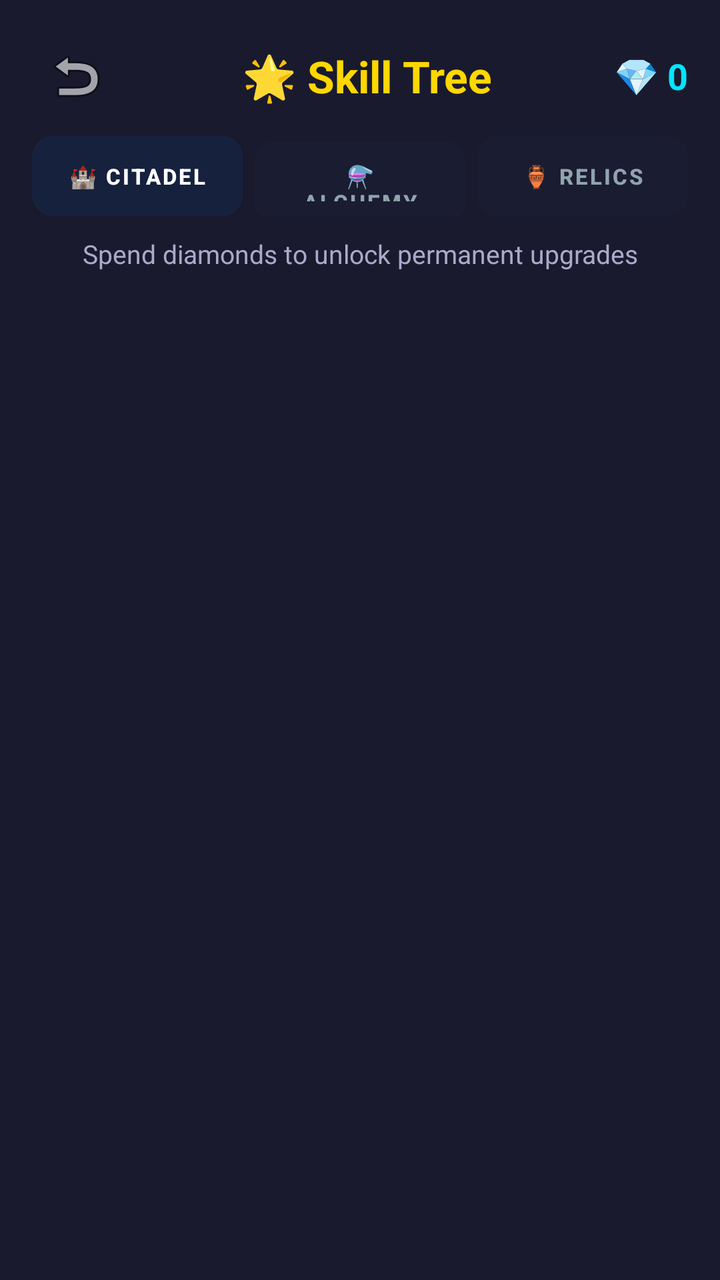
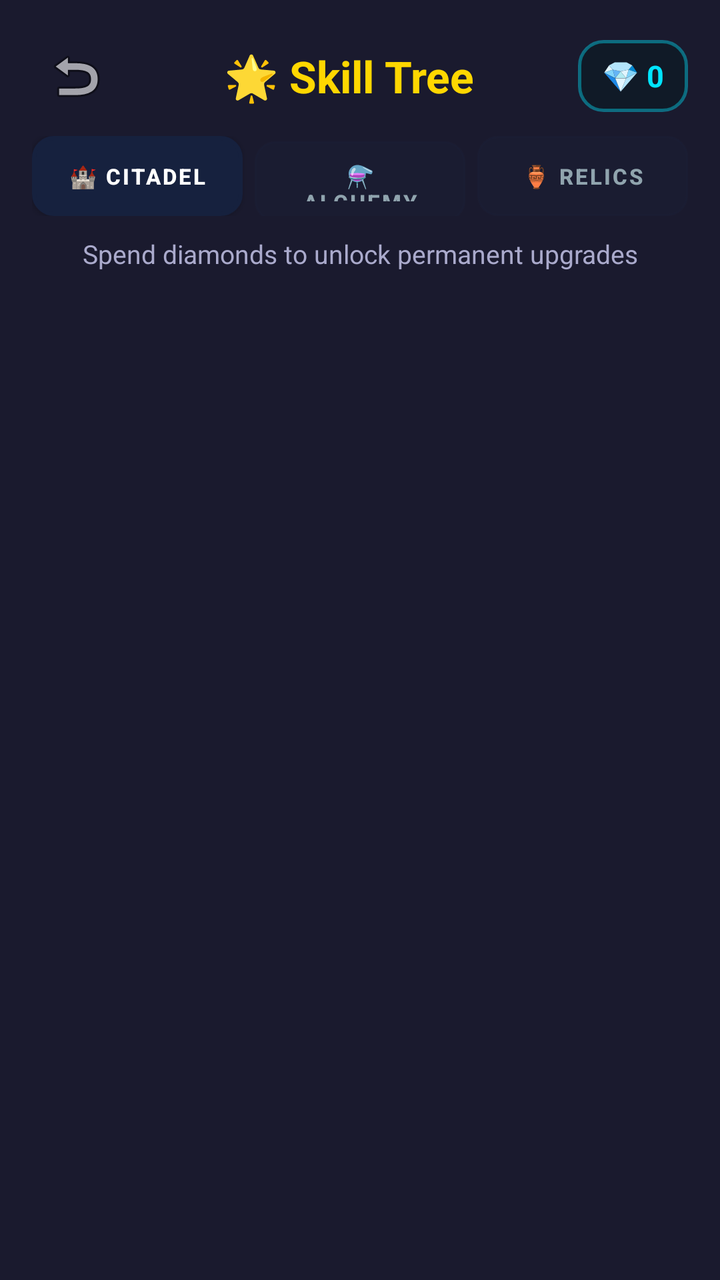

Two renders of the same Android screen: before a commit and after it. Below are the layout's source before the change and the commit's diff.
<!-- AndroidManifest.xml: application theme Theme.MyApp -->
<!-- res/layout/activity_skill_tree.xml -->
<?xml version="1.0" encoding="utf-8"?>
<LinearLayout
    xmlns:android="http://schemas.android.com/apk/res/android"
    android:layout_width="match_parent"
    android:layout_height="match_parent"
    android:orientation="vertical"
    android:background="@color/bg_dark"
    android:padding="16dp">

    
    <LinearLayout
        android:layout_width="match_parent"
        android:layout_height="wrap_content"
        android:orientation="horizontal"
        android:gravity="center_vertical"
        android:layout_marginBottom="8dp">

        <ImageButton
            android:id="@+id/btn_back"
            android:layout_width="44dp"
            android:layout_height="44dp"
            android:src="@android:drawable/ic_menu_revert"
            android:background="?attr/selectableItemBackgroundBorderless"
            android:contentDescription="@string/back" />

        <TextView
            android:id="@+id/text_header_title"
            android:layout_width="0dp"
            android:layout_height="wrap_content"
            android:layout_weight="1"
            android:text="@string/skill_tree_title"
            android:textColor="@color/gold"
            android:textSize="22sp"
            android:textStyle="bold"
            android:gravity="center" />

        
        <TextView
            android:id="@+id/text_diamonds"
            android:layout_width="wrap_content"
            android:layout_height="wrap_content"
            android:text="💎 0"
            android:textColor="#00E5FF"
            android:textSize="18sp"
            android:textStyle="bold" />
    </LinearLayout>

    
    <LinearLayout
        android:layout_width="match_parent"
        android:layout_height="wrap_content"
        android:orientation="horizontal"
        android:layout_marginBottom="10dp">

        <Button
            android:id="@+id/btn_tab_skills"
            android:layout_width="0dp"
            android:layout_height="40dp"
            android:layout_weight="1"
            android:text="🏰 Citadel"
            android:textSize="11sp"
            android:textStyle="bold"
            android:textColor="#FFFFFF"
            android:background="@drawable/bg_tab_active"
            android:layout_marginEnd="4dp" />

        <Button
            android:id="@+id/btn_tab_alchemy"
            android:layout_width="0dp"
            android:layout_height="40dp"
            android:layout_weight="1"
            android:text="⚗️ Alchemy"
            android:textSize="11sp"
            android:textStyle="bold"
            android:textColor="#90A4AE"
            android:background="@drawable/bg_tab_inactive"
            android:layout_marginStart="2dp"
            android:layout_marginEnd="2dp" />

        <Button
            android:id="@+id/btn_tab_relics"
            android:layout_width="0dp"
            android:layout_height="40dp"
            android:layout_weight="1"
            android:text="🏺 Relics"
            android:textSize="11sp"
            android:textStyle="bold"
            android:textColor="#90A4AE"
            android:background="@drawable/bg_tab_inactive"
            android:layout_marginStart="4dp" />
    </LinearLayout>

    <TextView
        android:id="@+id/text_subtitle"
        android:layout_width="match_parent"
        android:layout_height="wrap_content"
        android:text="@string/skill_tree_subtitle"
        android:textColor="@color/text_secondary"
        android:textSize="13sp"
        android:gravity="center"
        android:layout_marginBottom="12dp" />

    
    <ScrollView
        android:layout_width="match_parent"
        android:layout_height="0dp"
        android:layout_weight="1"
        android:fadeScrollbars="true">

        <LinearLayout
            android:id="@+id/skill_container"
            android:layout_width="match_parent"
            android:layout_height="wrap_content"
            android:orientation="vertical" />
    </ScrollView>

</LinearLayout>
<!-- resources referenced by this layout -->
<resources>
  <color name="bg_dark">#FF1A1A2E</color>
  <color name="gold">#FFFFD700</color>
  <color name="text_secondary">#FFAAAACC</color>
  <!-- drawable bg_tab_active (drawable) -->
  ﻿<?xml version="1.0" encoding="utf-8"?>
  <shape xmlns:android="http://schemas.android.com/apk/res/android"
      android:shape="rectangle">
      <gradient
          android:angle="270"
          android:startColor="@color/btn_primary"
          android:endColor="@color/btn_primary_dark" />
      <corners android:radius="10dp" />
  </shape>
  <!-- drawable bg_tab_inactive (drawable) -->
  ﻿<?xml version="1.0" encoding="utf-8"?>
  <ripple xmlns:android="http://schemas.android.com/apk/res/android"
      android:color="@color/ripple_light">
      <item>
          <shape android:shape="rectangle">
              <solid android:color="#20FFFFFF" />
              <corners android:radius="10dp" />
              <stroke android:width="1dp" android:color="#33FFFFFF" />
          </shape>
      </item>
  </ripple>
  <string name="back">Back</string>
  <string name="skill_tree_subtitle">Spend diamonds to unlock permanent upgrades</string>
  <string name="skill_tree_title">🌟 Skill Tree</string>
  <style name="Theme.MyApp" parent="Theme.MaterialComponents.DayNight.NoActionBar">
          <item name="colorPrimary">@color/bg_header</item>
          <item name="colorPrimaryVariant">@color/bg_dark</item>
          <item name="colorOnPrimary">@color/gold</item>
          <item name="colorSecondary">@color/gold</item>
          <item name="colorSecondaryVariant">@color/gold</item>
          <item name="colorOnSecondary">@color/bg_dark</item>
          <item name="android:statusBarColor">@color/bg_header</item>
          <item name="android:navigationBarColor">@color/bg_dark</item>
          <item name="android:windowBackground">@color/bg_dark</item>
      </style>
  <color name="btn_primary">#FF9800</color>
  <color name="btn_primary_dark">#E65100</color>
  <color name="ripple_light">#33FFFFFF</color>
  <color name="bg_header">#FF16213E</color>
</resources>

<!-- the commit's change to res/layout/activity_skill_tree.xml (unified diff, before → after) -->
@@ -35,14 +35,22 @@
             android:gravity="center" />
 
         
-        <TextView
-            android:id="@+id/text_diamonds"
+        <LinearLayout
             android:layout_width="wrap_content"
-            android:layout_height="wrap_content"
-            android:text="💎 0"
-            android:textColor="#00E5FF"
-            android:textSize="18sp"
-            android:textStyle="bold" />
+            android:layout_height="36dp"
+            android:orientation="horizontal"
+            android:gravity="center_vertical"
+            android:background="@drawable/bg_hud_chip_diamond"
+            android:paddingHorizontal="12dp">
+            <TextView
+                android:id="@+id/text_diamonds"
+                android:layout_width="wrap_content"
+                android:layout_height="wrap_content"
+                android:text="💎 0"
+                android:textColor="#00E5FF"
+                android:textSize="15sp"
+                android:textStyle="bold" />
+        </LinearLayout>
     </LinearLayout>
 
     
<!-- resource entries referenced after the edit -->
@@ -3,15 +3,24 @@
   <color name="bg_dark">#FF1A1A2E</color>
   <color name="gold">#FFFFD700</color>
   <color name="text_secondary">#FFAAAACC</color>
+  <!-- drawable bg_hud_chip_diamond (drawable) -->
+  <?xml version="1.0" encoding="utf-8"?>
+  <shape xmlns:android="http://schemas.android.com/apk/res/android"
+      android:shape="rectangle">
+      <solid android:color="#D90F1A26" />
+      <corners android:radius="12dp" />
+      <stroke android:width="1.5dp" android:color="#6600E5FF" />
+  </shape>
   <!-- drawable bg_tab_active (drawable) -->
-  ﻿<?xml version="1.0" encoding="utf-8"?>
+  <?xml version="1.0" encoding="utf-8"?>
   <shape xmlns:android="http://schemas.android.com/apk/res/android"
       android:shape="rectangle">
       <gradient
           android:angle="270"
-          android:startColor="@color/btn_primary"
-          android:endColor="@color/btn_primary_dark" />
+          android:startColor="#FFA000"
+          android:endColor="#E65100" />
       <corners android:radius="10dp" />
+      <stroke android:width="2dp" android:color="#FFE082" />
   </shape>
   <!-- drawable bg_tab_inactive (drawable) -->
   ﻿<?xml version="1.0" encoding="utf-8"?>
@@ -39,8 +48,6 @@
           <item name="android:navigationBarColor">@color/bg_dark</item>
           <item name="android:windowBackground">@color/bg_dark</item>
       </style>
-  <color name="btn_primary">#FF9800</color>
-  <color name="btn_primary_dark">#E65100</color>
   <color name="ripple_light">#33FFFFFF</color>
   <color name="bg_header">#FF16213E</color>
 </resources>
